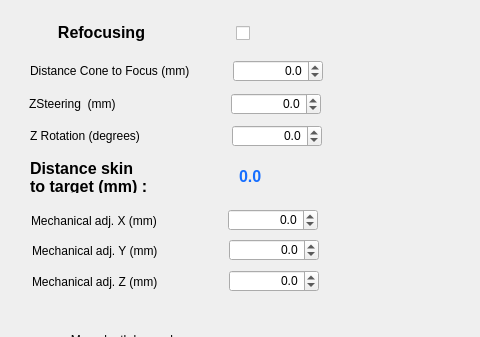
This is BabelBrain/Babel_H317/form.ui in ProteusMRIgHIFU/BabelBrain as Qt 5 draws it before an edit; both pictures show x 0 to 480 and y 0 to 337 of the 1251 by 473 pixel window. The edited form follows.
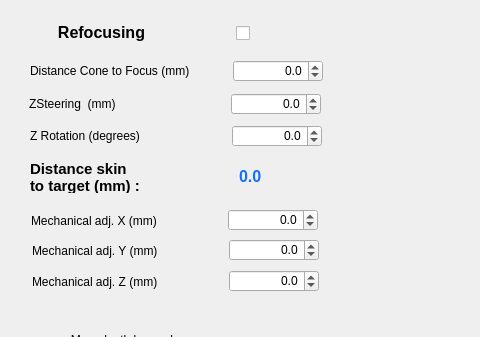
This is the edited form.

The edit to the form file:
```diff
--- a/BabelBrain/Babel_H317/form.ui
+++ b/BabelBrain/Babel_H317/form.ui
@@ -103,7 +103,7 @@
    </property>
    <property name="font">
     <font>
-     <pointsize>12</pointsize>
+     <pointsize>11</pointsize>
      <bold>true</bold>
     </font>
    </property>
```
